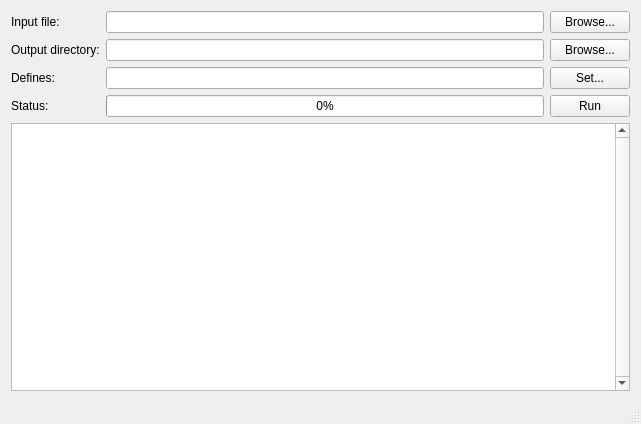
Before: the Qt Designer form src/gui/MainWindow.ui in torrentg/ccruncher, drawn with Qt 5.
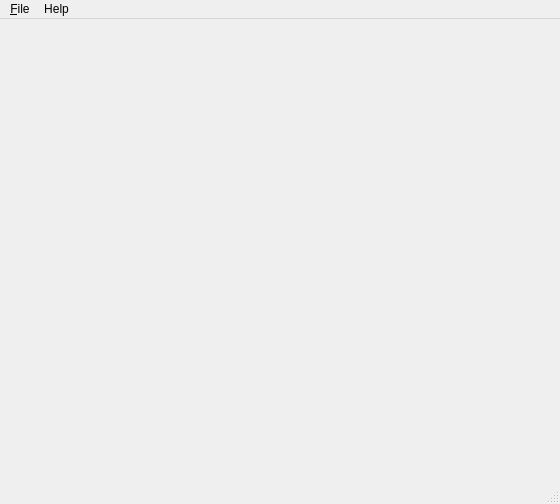
After: the same form once the commit is applied.

```diff
--- a/src/gui/MainWindow.ui
+++ b/src/gui/MainWindow.ui
@@ -6,123 +6,41 @@
    <rect>
     <x>0</x>
     <y>0</y>
-    <width>641</width>
-    <height>424</height>
+    <width>560</width>
+    <height>504</height>
    </rect>
   </property>
   <property name="windowTitle">
    <string>ccruncher</string>
   </property>
   <widget class="QWidget" name="centralWidget">
-   <layout class="QGridLayout" name="gridLayout_2">
-    <item row="0" column="0">
-     <layout class="QGridLayout" name="gridLayout">
-      <item row="0" column="0">
-       <widget class="QLabel" name="label">
-        <property name="text">
-         <string>Input file:</string>
-        </property>
-       </widget>
-      </item>
-      <item row="0" column="2">
-       <widget class="QPushButton" name="ifileButton">
-        <property name="text">
-         <string>Browse...</string>
-        </property>
-       </widget>
-      </item>
-      <item row="1" column="0">
-       <widget class="QLabel" name="label_2">
-        <property name="text">
-         <string>Output directory:</string>
-        </property>
-       </widget>
-      </item>
-      <item row="1" column="1">
-       <widget class="QLineEdit" name="odir"/>
-      </item>
-      <item row="1" column="2">
-       <widget class="QPushButton" name="odirButton">
-        <property name="text">
-         <string>Browse...</string>
-        </property>
-       </widget>
-      </item>
-      <item row="2" column="0">
-       <widget class="QLabel" name="label_3">
-        <property name="text">
-         <string>Defines:</string>
-        </property>
-       </widget>
-      </item>
-      <item row="2" column="1">
-       <widget class="QLineEdit" name="defines">
-        <property name="readOnly">
-         <bool>true</bool>
-        </property>
-       </widget>
-      </item>
-      <item row="2" column="2">
-       <widget class="QPushButton" name="definesButton">
-        <property name="text">
-         <string>Set...</string>
-        </property>
-       </widget>
-      </item>
-      <item row="3" column="0">
-       <widget class="QLabel" name="label_4">
-        <property name="text">
-         <string>Status:</string>
-        </property>
-       </widget>
-      </item>
-      <item row="3" column="1">
-       <widget class="QProgressBar" name="progress">
-        <property name="value">
-         <number>0</number>
-        </property>
-        <property name="alignment">
-         <set>Qt::AlignCenter</set>
-        </property>
-       </widget>
-      </item>
-      <item row="3" column="2">
-       <widget class="QPushButton" name="runButton">
-        <property name="text">
-         <string>Run</string>
-        </property>
-       </widget>
-      </item>
-      <item row="0" column="1">
-       <widget class="QLineEdit" name="ifile"/>
-      </item>
-     </layout>
-    </item>
-    <item row="1" column="0">
-     <widget class="QPlainTextEdit" name="log">
-      <property name="font">
-       <font>
-        <family>Courier</family>
-       </font>
-      </property>
-      <property name="verticalScrollBarPolicy">
-       <enum>Qt::ScrollBarAlwaysOn</enum>
-      </property>
-      <property name="undoRedoEnabled">
-       <bool>false</bool>
-      </property>
-      <property name="lineWrapMode">
-       <enum>QPlainTextEdit::NoWrap</enum>
-      </property>
-      <property name="readOnly">
-       <bool>true</bool>
-      </property>
-      <property name="plainText">
-       <string notr="true"/>
-      </property>
-     </widget>
-    </item>
-   </layout>
+   <layout class="QGridLayout" name="gridLayout"/>
+  </widget>
+  <widget class="QMenuBar" name="menuBar">
+   <property name="geometry">
+    <rect>
+     <x>0</x>
+     <y>0</y>
+     <width>560</width>
+     <height>21</height>
+    </rect>
+   </property>
+   <widget class="QMenu" name="menu_File">
+    <property name="title">
+     <string>&amp;File</string>
+    </property>
+    <addaction name="actionOpen"/>
+    <addaction name="separator"/>
+    <addaction name="actionExit"/>
+   </widget>
+   <widget class="QMenu" name="menuHelp">
+    <property name="title">
+     <string>Help</string>
+    </property>
+    <addaction name="actionAbout"/>
+   </widget>
+   <addaction name="menu_File"/>
+   <addaction name="menuHelp"/>
   </widget>
   <widget class="QStatusBar" name="statusBar"/>
   <action name="action_Open_file">
```
Left out of the diff: 146 changed lines with no effect on the pictures.
